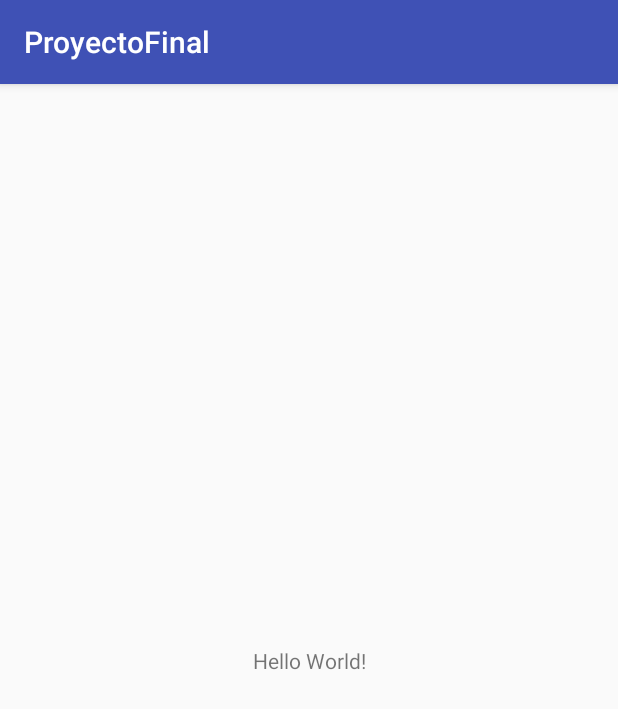
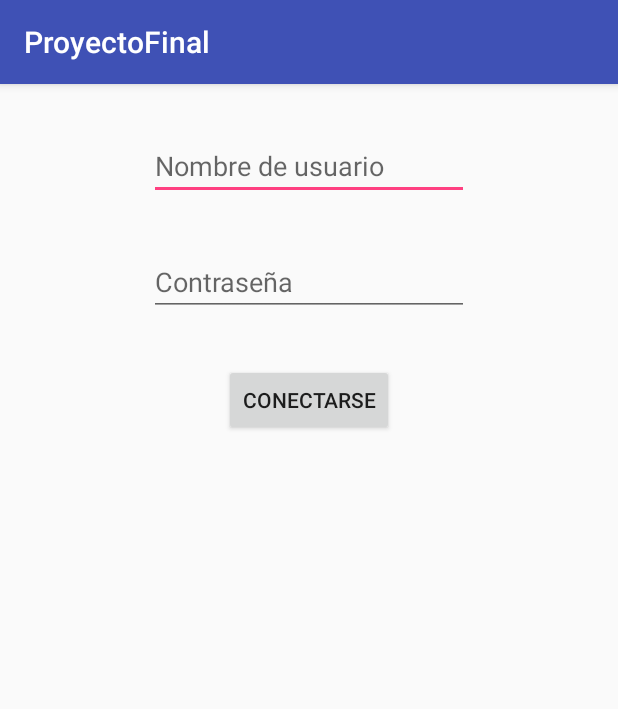
Before and after one commit to juanminm/dam2-pmm, an Android app: the screen it shows after launch (MainActivity before the commit, LoginActivity after it), on a phone screen of 412 x 824 dp. Shown: the top 709 px of the screen. Run offline under Robolectric (Android 15) with nearby library versions, the phone set to English and light mode, and no system bars.

Commit message:
Create LoginActivity and set it as launcher

```diff
--- a/ProyectoFinal/app/src/main/AndroidManifest.xml
+++ b/ProyectoFinal/app/src/main/AndroidManifest.xml
@@ -9,13 +9,14 @@
         android:roundIcon="@mipmap/ic_launcher_round"
         android:supportsRtl="true"
         android:theme="@style/AppTheme">
-        <activity android:name=".MainActivity">
+        <activity android:name=".LoginActivity">
             <intent-filter>
                 <action android:name="android.intent.action.MAIN" />
 
                 <category android:name="android.intent.category.LAUNCHER" />
             </intent-filter>
         </activity>
+        <activity android:name=".MainActivity"></activity>
     </application>
 
 </manifest>
--- /dev/null
+++ b/ProyectoFinal/app/src/main/java/org/institutoserpis/juanminm/proyectofinal/LoginActivity.java
@@ -0,0 +1,73 @@
+package org.institutoserpis.juanminm.proyectofinal;
+
+import android.content.Intent;
+import android.database.Cursor;
+import android.os.Bundle;
+import android.support.v7.app.AppCompatActivity;
+import android.view.View;
+import android.widget.Button;
+import android.widget.EditText;
+
+public class LoginActivity extends AppCompatActivity {
+
+    public static final String LOGGED_PLAYER = "org.institutoserpis.juanminm.proyectofinal.LOGIN_PLAYER";
+
+    EditText usernameInput;
+    EditText passwordInput;
+    Button loginButton;
+
+    DatabaseHelper dbHelper = null;
+
+    @Override
+    protected void onCreate(Bundle savedInstanceState) {
+        super.onCreate(savedInstanceState);
+        setContentView(R.layout.activity_login);
+
+        dbHelper = new DatabaseHelper(this);
+
+        usernameInput = findViewById(R.id.activity_login_et_username);
+        passwordInput = findViewById(R.id.activity_login_et_password);
+        loginButton = findViewById(R.id.activity_login_btn_login);
+
+        loginButton.setOnClickListener(new View.OnClickListener() {
+            @Override
+            public void onClick(View v) {
+                login();
+            }
+        });
+    }
+
+    private void login() {
+        String username = usernameInput.getText().toString();
+        String password = passwordInput.getText().toString();
+        String[] userData = {username, password};
+        String[] columns = {
+                Globals.TABLE_PLAYER_FIELD_ID,
+                Globals.TABLE_PLAYER_FIELD_NAME,
+                Globals.TABLE_PLAYER_FIELD_MONEY
+        };
+        Cursor cursor;
+
+        dbHelper.open();
+        cursor = dbHelper.getItems(Globals.TABLE_PLAYER_NAME, columns, "name = ? AND password = ?",
+                userData, Globals.TABLE_PLAYER_FIELD_ID);
+
+        if (cursor.moveToFirst()) {
+            Intent intent = new Intent(this, MainActivity.class);
+            Player player = new Player(cursor.getLong(0), cursor.getString(1), cursor.getDouble(2));
+            Bundle bundle = new Bundle();
+
+            bundle.putSerializable(LOGGED_PLAYER, player);
+
+            intent.putExtras(bundle);
+            startActivity(intent);
+        }
+
+        if (!cursor.isClosed()) {
+            cursor.close();
+        }
+
+        dbHelper.close();
+    }
+
+}
--- /dev/null
+++ b/ProyectoFinal/app/src/main/res/layout/activity_login.xml
@@ -0,0 +1,48 @@
+<?xml version="1.0" encoding="utf-8"?>
+<android.support.constraint.ConstraintLayout xmlns:android="http://schemas.android.com/apk/res/android"
+    xmlns:app="http://schemas.android.com/apk/res-auto"
+    xmlns:tools="http://schemas.android.com/tools"
+    android:layout_width="match_parent"
+    android:layout_height="match_parent"
+    tools:context="org.institutoserpis.juanminm.proyectofinal.LoginActivity">
+
+    <EditText
+        android:id="@+id/activity_login_et_username"
+        android:layout_width="wrap_content"
+        android:layout_height="wrap_content"
+        android:layout_marginEnd="8dp"
+        android:layout_marginStart="8dp"
+        android:layout_marginTop="32dp"
+        android:ems="10"
+        android:inputType="text"
+        android:hint="@string/login_activity_username"
+        app:layout_constraintEnd_toEndOf="parent"
+        app:layout_constraintStart_toStartOf="parent"
+        app:layout_constraintTop_toTopOf="parent" />
+
+    <EditText
+        android:id="@+id/activity_login_et_password"
+        android:layout_width="wrap_content"
+        android:layout_height="wrap_content"
+        android:layout_marginEnd="8dp"
+        android:layout_marginStart="8dp"
+        android:layout_marginTop="32dp"
+        android:ems="10"
+        android:inputType="textPassword"
+        android:hint="@string/login_activity_password"
+        app:layout_constraintEnd_toEndOf="parent"
+        app:layout_constraintStart_toStartOf="parent"
+        app:layout_constraintTop_toBottomOf="@+id/activity_login_et_username" />
+
+    <Button
+        android:id="@+id/activity_login_btn_login"
+        android:layout_width="wrap_content"
+        android:layout_height="wrap_content"
+        android:layout_marginEnd="8dp"
+        android:layout_marginStart="8dp"
+        android:layout_marginTop="32dp"
+        android:text="@string/login_activity_login"
+        app:layout_constraintEnd_toEndOf="parent"
+        app:layout_constraintStart_toStartOf="parent"
+        app:layout_constraintTop_toBottomOf="@+id/activity_login_et_password" />
+</android.support.constraint.ConstraintLayout>
--- a/ProyectoFinal/app/src/main/res/values/strings.xml
+++ b/ProyectoFinal/app/src/main/res/values/strings.xml
@@ -1,3 +1,6 @@
 <resources>
     <string name="app_name">ProyectoFinal</string>
+    <string name="login_activity_username">Nombre de usuario</string>
+    <string name="login_activity_password">Contraseña</string>
+    <string name="login_activity_login">Conectarse</string>
 </resources>
```
